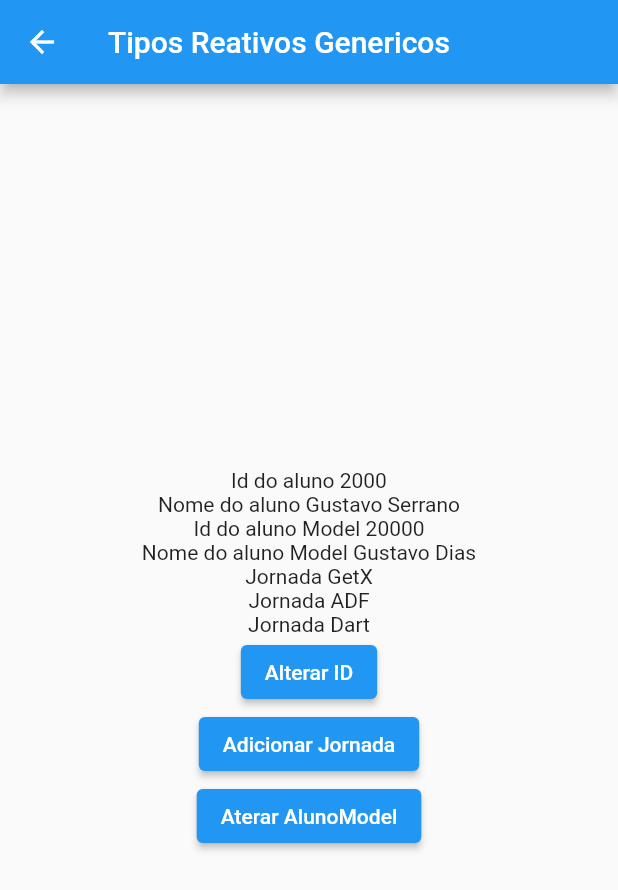
After one commit to 2DevGs/get_state_manager, a Flutter app: the TipoReativosGenericosPage screen opened by its route, on a phone screen of 412 x 824 dp. The commit adds this screen. Shown: the top 890 px of the screen. Run offline on Flutter 3.47's test engine with Material 2 defaults, Android fonts, the phone set to English and light mode, and no system bars; our stand-ins replace get.

Commit message:
Reactive types in GetX
In this commit, a basic structure was implemented to transform a variable into an observable object using the concepts of Rx{Type}.

```diff
--- a/lib/pages/basico/reatividade_page.dart
+++ b/lib/basico/reatividade_page.dart
@@ -2,7 +2,9 @@ import 'package:flutter/material.dart';
 import 'package:get/get.dart';
 
 class ReatividadePage extends StatelessWidget {
+
   final _counter = 0.obs;
+
 
   ReatividadePage({super.key});
 
--- a/lib/home_page.dart
+++ b/lib/home_page.dart
@@ -20,6 +20,18 @@ class HomePage extends StatelessWidget {
               },
               child: const Text('Basico reatividade'),
             ),
+            TextButton(
+              onPressed: () {
+                Get.toNamed('/tiposReativos');
+              },
+              child: const Text('Tipos Reativos'),
+            ),
+            TextButton(
+              onPressed: () {
+                Get.toNamed('/tiposReativosGenericos');
+              },
+              child: const Text('Tipos Reativos Genericos'),
+            ),
           ],
         ),
       ),
--- /dev/null
+++ b/lib/tipos/model/aluno.dart
@@ -0,0 +1,16 @@
+
+class Aluno {
+
+  int id;
+  String nome;
+  String email;
+  String curso;
+
+  Aluno({
+    required this.id,
+    required this.nome,
+    required this.email,
+    required this.curso,
+  });
+
+}
--- /dev/null
+++ b/lib/tipos/tipo_reativos_genericos_page.dart
@@ -0,0 +1,97 @@
+import 'package:flutter/material.dart';
+import 'package:get/get.dart';
+import 'package:get_state_manager/tipos/model/aluno.dart';
+
+class TipoReativosGenericosPage extends StatelessWidget {
+  final nome = Rx<String>('Gustavo Dias');
+  final isAluno = Rx<bool>(true);
+  final qtdAlunos = Rx<int>(2);
+  final valorCurso = Rx<double>(1497.52);
+  final jornadas = Rx<List<String>>([
+    'Jornada GetX',
+    'Jornada ADF',
+    'Jornada Dart',
+  ]);
+  final aluno = Rx<Map<String, dynamic>>({
+    'id': 2000,
+    'nome': 'Gustavo Serrano',
+    'tipo': 'Aluno',
+  });
+
+  final alunoModel = Rx<Aluno>(Aluno(
+    id: 20000,
+    nome: 'Gustavo Dias',
+    email: 'dev.gustavoserrano@gmail.com',
+    curso: 'Jornada GetX',
+  ));
+
+  TipoReativosGenericosPage({super.key});
+
+  @override
+  Widget build(BuildContext context) {
+    return Scaffold(
+      appBar: AppBar(
+        title: const Text('Tipos Reativos Genericos'),
+      ),
+      body: Center(
+        child: Column(
+          mainAxisAlignment: MainAxisAlignment.center,
+          children: [
+            Obx(() {
+              debugPrint('Montando ID do aluno');
+              return Text('Id do aluno ${aluno.value['id']}');
+            }),
+            Obx(() {
+              debugPrint('Montando NOME do aluno');
+              return Text('Nome do aluno ${aluno.value['nome']}');
+            }),
+            Obx(() {
+              debugPrint('Montando ID do aluno Model');
+              return Text('Id do aluno Model ${alunoModel.value.id}');
+            }),
+            Obx(() {
+              debugPrint('Montando NOME do aluno Model');
+              return Text('Nome do aluno Model ${alunoModel.value.nome}');
+            }),
+            Obx(() {
+              return Column(
+                children: jornadas.value.map(Text.new).toList(),
+              );
+            }),
+            ElevatedButton(
+              onPressed: () {
+                aluno.value['id'] = 50;
+                aluno.refresh();
+              },
+              child: const Text('Alterar ID'),
+            ),
+            ElevatedButton(
+              onPressed: () {
+                jornadas.value.assign('Jornada Flutter');
+                jornadas.refresh();
+              },
+              child: const Text('Adicionar Jornada'),
+            ),
+            ElevatedButton(
+              onPressed: () {
+                // alunoModel.value = Aluno(
+                //   id: 10,
+                //   nome: 'Gu',
+                //   email: 'NONE',
+                //   curso: 'Jornada ADF',
+                // );
+                alunoModel(Aluno(
+                  id: 10,
+                  nome: 'Gu',
+                  email: 'NONE',
+                  curso: 'Jornada ADF',
+                ));
+              },
+              child: const Text('Aterar AlunoModel'),
+            ),
+          ],
+        ),
+      ),
+    );
+  }
+}
--- /dev/null
+++ b/lib/tipos/tipo_reativos_page.dart
@@ -0,0 +1,62 @@
+import 'package:flutter/material.dart';
+import 'package:get/get.dart';
+
+class TipoReativosPage extends StatelessWidget {
+  final nome = RxString('Gustavo Dias');
+  final isAluno = RxBool(true);
+  final qtdAlunos = RxInt(2);
+  final valorCurso = RxDouble(1497.52);
+  final jornadas = RxList([
+    'Jornada GetX',
+    'Jornada ADF',
+    'Jornada Dart',
+  ]);
+  final aluno = RxMap({
+    'id': 2000,
+    'nome': 'Gustavo Serrano',
+    'tipo': 'Aluno',
+  });
+
+  TipoReativosPage({super.key});
+
+  @override
+  Widget build(BuildContext context) {
+    return Scaffold(
+      appBar: AppBar(
+        title: const Text('Tipos Reativos'),
+      ),
+      body: Center(
+        child: Column(
+          mainAxisAlignment: MainAxisAlignment.center,
+          children: [
+            Obx(() {
+              debugPrint('Montando ID do aludno');
+              return Text('Id do aluno ${aluno['id']}');
+            }),
+            Obx(() {
+              debugPrint('Montando NOME do aludno');
+              return Text('Nome do aluno ${aluno['nome']}');
+            }),
+            Obx(() {
+              return Column(
+                children: jornadas.map(Text.new).toList(),
+              );
+            }),
+            ElevatedButton(
+              onPressed: () {
+                aluno['id'] = 50;
+              },
+              child: const Text('Alterar ID'),
+            ),
+            ElevatedButton(
+              onPressed: () {
+                jornadas.assign('Jornada Flutter');
+              },
+              child: const Text('Adicionar Jornada'),
+            ),
+          ],
+        ),
+      ),
+    );
+  }
+}
```
Also changed, not shown: lib/main.dart (+7 -2 lines).
